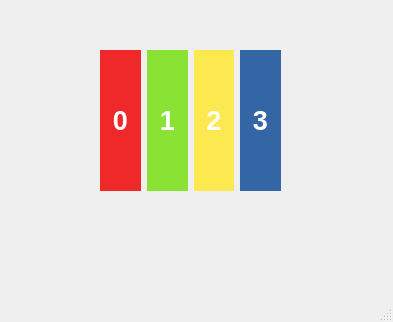
First picture: the form in qtc_layout/mainwindow.ui, repository korhanmd/pyqt-practice, before the edit.
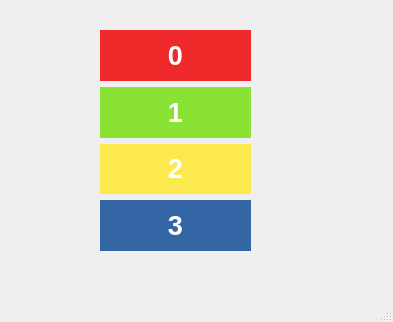
Second picture: the form after the edit.

Commit message: Arrange widgets with vertical layout

The edit to the form file:
```diff
--- a/qtc_layout/mainwindow.ui
+++ b/qtc_layout/mainwindow.ui
@@ -18,12 +18,12 @@
     <property name="geometry">
      <rect>
       <x>100</x>
-      <y>50</y>
-      <width>181</width>
-      <height>141</height>
+      <y>30</y>
+      <width>151</width>
+      <height>221</height>
      </rect>
     </property>
-    <layout class="QHBoxLayout" name="horizontalLayout">
+    <layout class="QVBoxLayout" name="verticalLayout">
      <item>
       <widget class="QLabel" name="label">
        <property name="palette">
```
